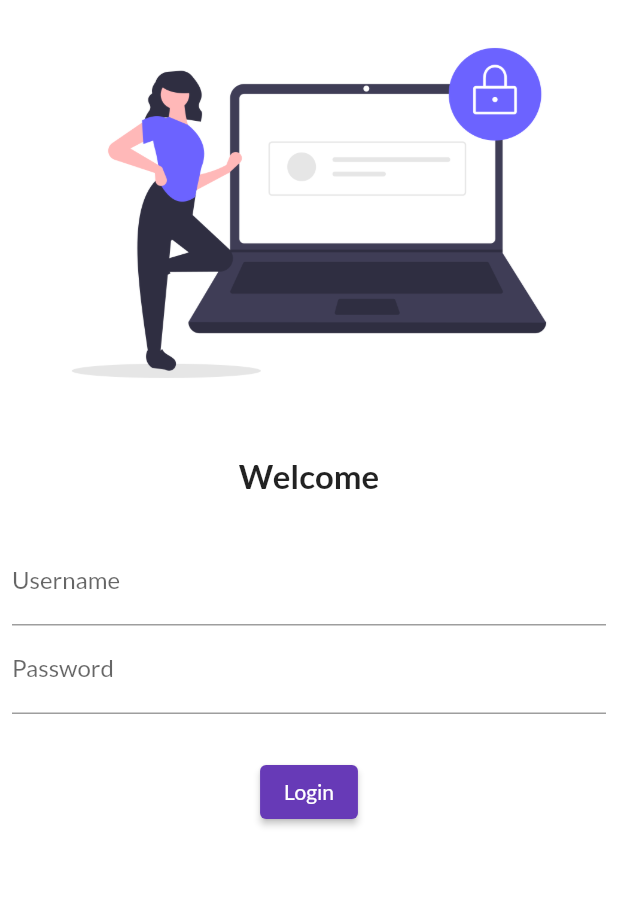
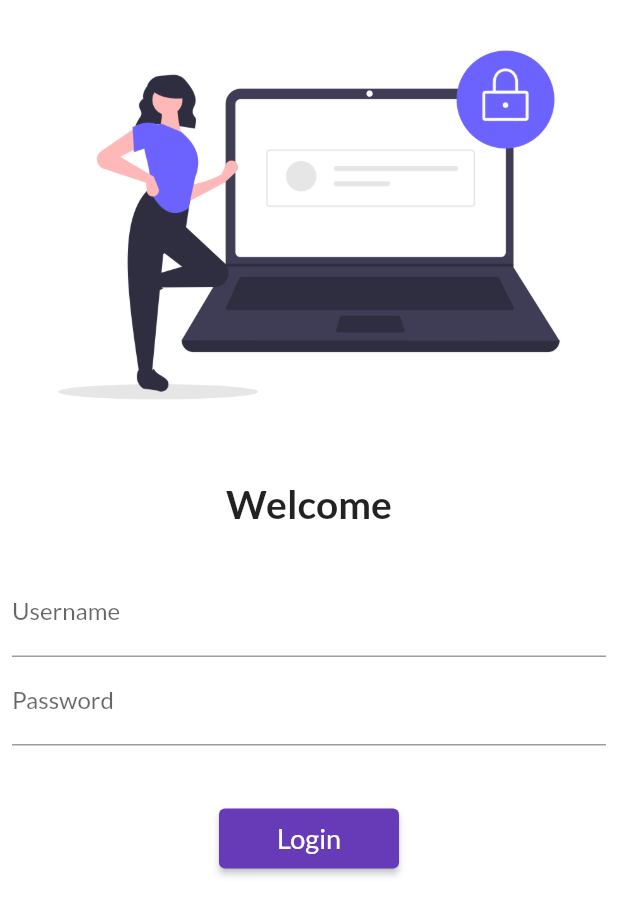
Before and after one commit to prateek7394/flutter-dart, a Flutter app: the screen it shows after launch, on a phone screen of 412 x 824 dp. Shown: the top 915 px of the screen. Run offline on Flutter 3.47's test engine with Material 2 defaults, Android fonts, the phone set to English and light mode, and no system bars; our stand-ins replace google_fonts.

Commit message:
SingleChildScrollView and Navigator

```diff
--- a/lib/main.dart
+++ b/lib/main.dart
@@ -3,6 +3,7 @@
 import 'package:flutter/material.dart';
 import 'package:flutter_application_1/pages/home_page.dart';
 import 'package:flutter_application_1/pages/login_page.dart';
+import 'package:flutter_application_1/utils/routes.dart';
 import 'package:google_fonts/google_fonts.dart'; // import HomePage()
 
 void main() {
@@ -23,8 +24,8 @@ class MyApp extends StatelessWidget {
       initialRoute: "/",
       routes: {
         "/": (context) => LoginPage(), // object
-        "/home": (context) => HomePage(),
-        "/login": (context) => LoginPage(),
+        MyRoutes.homeRoute: (context) => HomePage(),
+        MyRoutes.loginRoute: (context) => LoginPage(),
       },
     );
   }
--- a/lib/pages/login_page.dart
+++ b/lib/pages/login_page.dart
@@ -1,7 +1,7 @@
 // ignore_for_file: prefer_const_constructors
 
 import 'package:flutter/material.dart';
-import 'package:google_fonts/google_fonts.dart';
+import 'package:flutter_application_1/utils/routes.dart';
 
 class LoginPage extends StatelessWidget {
   const LoginPage({super.key});
@@ -10,11 +10,13 @@ class LoginPage extends StatelessWidget {
   Widget build(BuildContext context) {
     return Material(
         color: Colors.white,
+        child: SingleChildScrollView(
           child: Column(
             children: [
               Image.asset(
                 "assets/images/login_image.png",
                 fit: BoxFit.cover,
+                height: 300,
               ),
               SizedBox(
                 // to give spacing between image and text
@@ -22,7 +24,7 @@ class LoginPage extends StatelessWidget {
               ),
               Text(
                 "Welcome",
-              style: TextStyle(fontSize: 22, fontWeight: FontWeight.bold),
+                style: TextStyle(fontSize: 26, fontWeight: FontWeight.bold),
               ),
               SizedBox(
                 height: 20,
@@ -44,16 +46,18 @@ class LoginPage extends StatelessWidget {
                 ),
               ),
               SizedBox(
-              height: 20,
+                height: 30,
               ),
               ElevatedButton(
                   onPressed: () {
                     // -> Callback
-                  print("Hello World!");
+                    Navigator.pushNamed(context, MyRoutes.homeRoute);
                   },
-                child: Text("Login"),
-                style: TextButton.styleFrom()),
+                  style: TextButton.styleFrom(minimumSize: Size(120, 40)),
+                  child: Text("Login", style: TextStyle(fontSize: 18))
+                ),
             ],
+          ),
         ));
   }
 }
--- /dev/null
+++ b/lib/utils/routes.dart
@@ -0,0 +1,4 @@
+class MyRoutes {
+  static String loginRoute = "/login";
+  static String homeRoute = "/home";
+}
```
Lines whose indentation alone changed are shown as unchanged.
